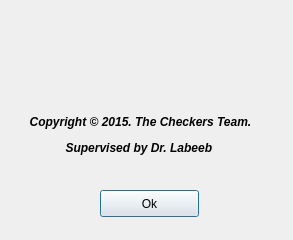
Old version of the form about.ui in the repository mohammadKhalifa/C-Spell.
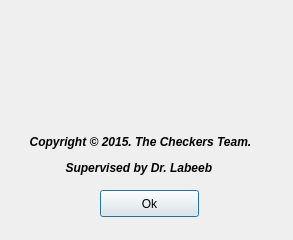
New version of the form. Icons and pictures are not drawn.

The edit to the form file:
```diff
--- a/about.ui
+++ b/about.ui
@@ -17,7 +17,7 @@
    <property name="geometry">
     <rect>
      <x>-10</x>
-     <y>60</y>
+     <y>80</y>
      <width>301</width>
      <height>151</height>
     </rect>
@@ -30,9 +30,9 @@
    <property name="geometry">
     <rect>
      <x>80</x>
-     <y>20</y>
+     <y>10</y>
      <width>131</width>
-     <height>71</height>
+     <height>111</height>
     </rect>
    </property>
    <property name="text">
```
Left out of the diff: 2 changed lines with no effect on the pictures.
